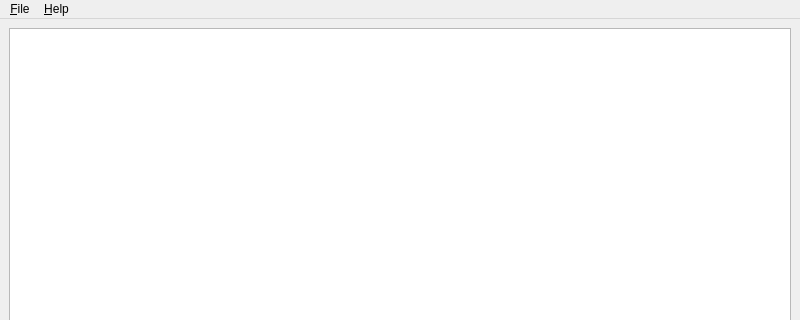
Above: App/MainWindow.ui from jamiemansfield/Raamatupidamine before the change; both pictures show x 0 to 800 and y 0 to 320 of the 800 by 600 pixel window. Below: the same form after it.
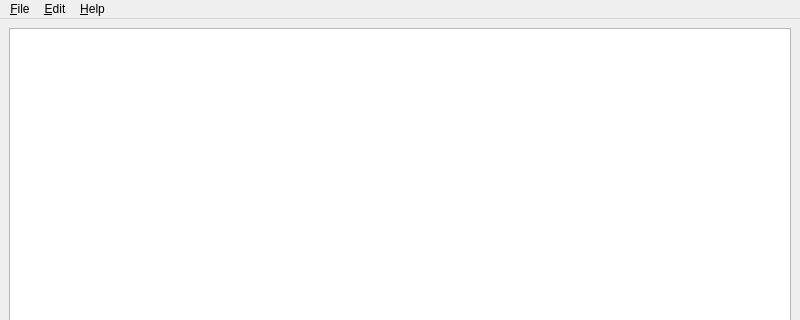
That is the form after the change.

The edit to the form file:
```diff
--- a/App/MainWindow.ui
+++ b/App/MainWindow.ui
@@ -49,7 +49,14 @@
     <addaction name="actionAbout_Raamatupidamine"/>
     <addaction name="actionAbout_Qt"/>
    </widget>
+   <widget class="QMenu" name="menuEdit">
+    <property name="title">
+     <string>&amp;Edit</string>
+    </property>
+    <addaction name="actionAdd_Account"/>
+   </widget>
    <addaction name="menuFile"/>
+   <addaction name="menuEdit"/>
    <addaction name="menuHelp"/>
   </widget>
   <action name="actionQuit">
```
Left out of the diff: 5 changed lines with no effect on the pictures.
